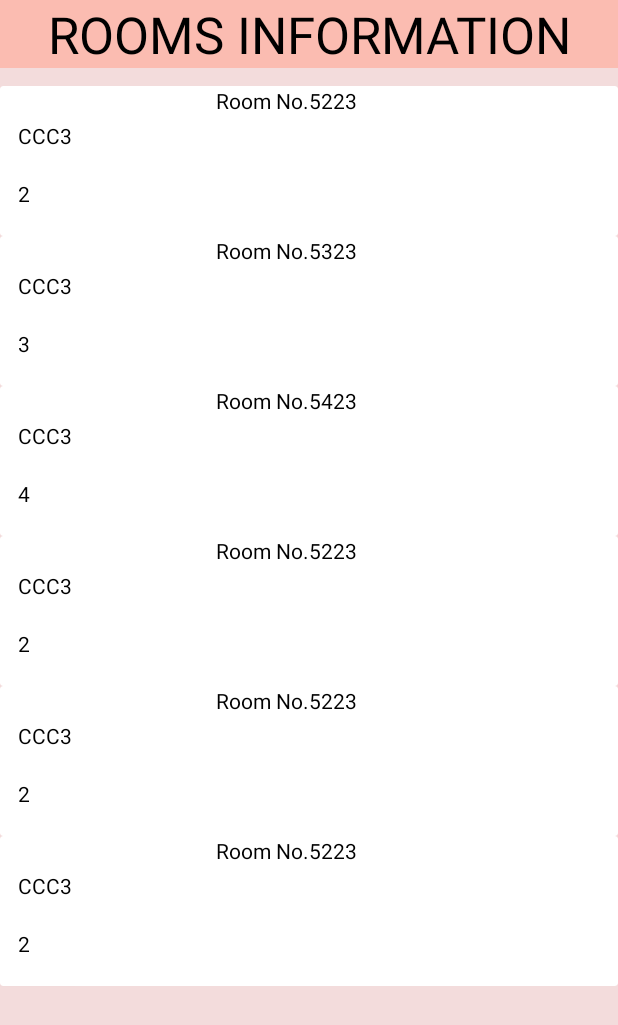
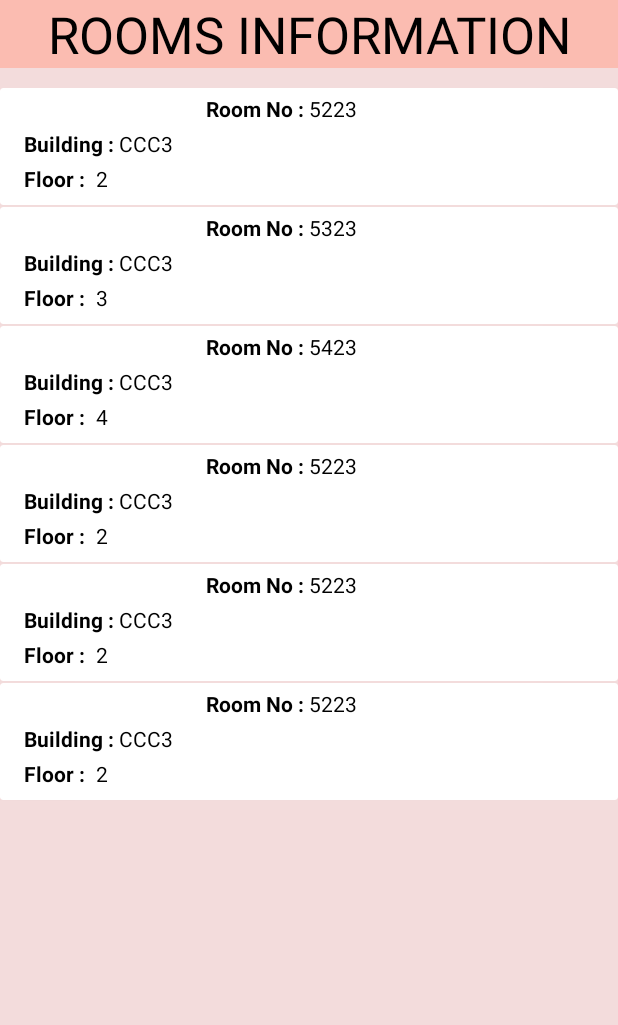
Before and after one commit to siddhantdrk/LiT--Automated-Light-Management-System, an Android app: the ViewRoomsUser screen opened directly, with no data from a screen before it, on a phone screen of 412 x 824 dp. Shown: the top 1025 px of the screen. Run offline under Robolectric (Android 15) with nearby library versions, the phone set to English and light mode, and no system bars.

Commit message:
modified light and room items.xml

```diff
--- a/LiT/app/src/main/res/layout/light_item.xml
+++ b/LiT/app/src/main/res/layout/light_item.xml
@@ -3,10 +3,10 @@
     xmlns:app="http://schemas.android.com/apk/res-auto"
     xmlns:tools="http://schemas.android.com/tools"
     android:layout_width="match_parent"
-    android:layout_height="80dp"
-    android:background="#EEF67E"
+    android:layout_height="wrap_content"
     android:elevation="@dimen/cardview_compat_inset_shadow"
-    app:cardCornerRadius="@dimen/cardview_default_elevation">
+    app:cardCornerRadius="@dimen/cardview_default_elevation"
+    android:layout_marginTop="1dp">
 
     <androidx.constraintlayout.widget.ConstraintLayout
         android:layout_width="match_parent"
@@ -16,35 +16,44 @@
             android:id="@+id/bulb"
             android:layout_width="70dp"
             android:layout_height="70dp"
-           android:src="@drawable/bulb"
+            android:src="@drawable/bulb"
             app:layout_constraintBottom_toBottomOf="parent"
             app:layout_constraintStart_toStartOf="parent"
-            app:layout_constraintTop_toTopOf="parent" />
+            app:layout_constraintTop_toTopOf="parent"
+            android:layout_marginStart="16dp"
+            android:layout_marginTop="16dp"
+            android:layout_marginBottom="16dp"/>
 
         <TextView
             android:id="@+id/light_name"
             android:layout_width="0dp"
             android:layout_height="wrap_content"
-            android:layout_marginTop="12dp"
+            android:layout_marginTop="16dp"
             android:gravity="center"
             android:text="Light 1"
             android:textColor="@color/black"
             app:layout_constraintEnd_toEndOf="parent"
             app:layout_constraintStart_toEndOf="@+id/bulb"
-            app:layout_constraintTop_toTopOf="parent" />
+            app:layout_constraintTop_toTopOf="parent"
+            android:layout_marginStart="8dp"
+            android:padding="8dp"
+            android:layout_marginEnd="16dp"/>
 
         <TextView
             android:id="@+id/light_status"
-            android:layout_width="0dp"
+            android:layout_width="100dp"
             android:layout_height="wrap_content"
             android:layout_marginTop="4dp"
             android:background="#E5F48F"
             android:gravity="center"
             android:text="On"
-            android:textColor="#E1B71F"
+            android:textColor="#6C5503"
             app:layout_constraintEnd_toEndOf="parent"
             app:layout_constraintStart_toEndOf="@+id/bulb"
-            app:layout_constraintTop_toBottomOf="@+id/light_name" />
+            app:layout_constraintTop_toBottomOf="@+id/light_name"
+            android:layout_marginStart="8dp"
+            android:padding="8dp"
+            android:layout_marginEnd="16dp"/>
 
     </androidx.constraintlayout.widget.ConstraintLayout>
 
--- a/LiT/app/src/main/res/layout/room_item.xml
+++ b/LiT/app/src/main/res/layout/room_item.xml
@@ -1,15 +1,18 @@
 <?xml version="1.0" encoding="utf-8"?>
-<com.google.android.material.card.MaterialCardView xmlns:android="http://schemas.android.com/apk/res/android"
+<com.google.android.material.card.MaterialCardView
+    xmlns:android="http://schemas.android.com/apk/res/android"
     xmlns:tools="http://schemas.android.com/tools"
     android:layout_width="match_parent"
-    android:layout_height="100dp"
+    android:layout_height="wrap_content"
     xmlns:app="http://schemas.android.com/apk/res-auto"
     app:cardCornerRadius="@dimen/cardview_default_elevation"
-    android:elevation="@dimen/cardview_compat_inset_shadow">
+    android:elevation="@dimen/cardview_compat_inset_shadow"
+    android:layout_marginTop="1dp">
 
     <androidx.constraintlayout.widget.ConstraintLayout
         android:layout_width="match_parent"
-        android:layout_height="match_parent">
+        android:layout_height="match_parent"
+        android:layout_marginBottom="8dp">
 
         <TextView
 
@@ -17,12 +20,14 @@
             android:layout_width="0dp"
             android:layout_height="wrap_content"
             android:gravity="end"
-            android:text="Room No."
+            android:text="Room No : "
             android:textColor="@color/black"
             app:layout_constraintEnd_toStartOf="@+id/RoomNo"
             app:layout_constraintHorizontal_bias="0.457"
             app:layout_constraintStart_toStartOf="parent"
-            app:layout_constraintTop_toTopOf="parent" />
+            app:layout_constraintTop_toTopOf="parent"
+            android:layout_marginTop="4dp"
+            android:textStyle="bold"/>
 
         <TextView
             android:id="@+id/RoomNo"
@@ -33,37 +38,53 @@
             app:layout_constraintEnd_toEndOf="parent"
             app:layout_constraintHorizontal_bias="0.5"
             app:layout_constraintStart_toEndOf="@+id/textView3"
-            app:layout_constraintTop_toTopOf="parent" />
+            app:layout_constraintTop_toTopOf="parent"
+            android:layout_marginTop="4dp"/>
+
+        <TextView
+            android:id="@+id/building_tv"
+            android:layout_width="wrap_content"
+            android:layout_height="wrap_content"
+            android:text="Building : "
+            android:textColor="@color/black"
+            app:layout_constraintStart_toStartOf="parent"
+            app:layout_constraintTop_toBottomOf="@id/RoomNo"
+            android:layout_marginTop="4dp"
+            android:layout_marginStart="16dp"
+            android:textStyle="bold"/>
 
         <TextView
             android:id="@+id/building_name"
-            android:layout_width="match_parent"
+            android:layout_width="wrap_content"
             android:layout_height="wrap_content"
-            android:text="Building : CCC"
+            android:text="CCC"
+            android:textColor="@color/black"
+            app:layout_constraintStart_toEndOf="@id/building_tv"
+            app:layout_constraintTop_toBottomOf="@id/RoomNo"
+            android:layout_marginTop="4dp"/>
 
-            android:paddingStart="12dp"
+        <TextView
+            android:id="@+id/floor_tv"
+            android:layout_width="wrap_content"
+            android:layout_height="wrap_content"
+            android:text="Floor : "
             android:textColor="@color/black"
-            app:layout_constraintBottom_toBottomOf="parent"
-            app:layout_constraintEnd_toEndOf="parent"
-            app:layout_constraintHorizontal_bias="1.0"
             app:layout_constraintStart_toStartOf="parent"
-            app:layout_constraintTop_toTopOf="parent"
-            app:layout_constraintVertical_bias="0.287" />
+            app:layout_constraintTop_toBottomOf="@id/building_name"
+            android:layout_marginTop="4dp"
+            android:layout_marginStart="16dp"
+            android:textStyle="bold"/>
 
         <TextView
             android:id="@+id/floor_no"
-            android:layout_width="match_parent"
+            android:layout_width="wrap_content"
             android:layout_height="wrap_content"
-            android:text="Floor: 100"
-            android:padding="8dp"
-            android:paddingStart="12dp"
+            android:text="100"
             android:textColor="@color/black"
-            app:layout_constraintBottom_toBottomOf="parent"
-            app:layout_constraintTop_toBottomOf="@+id/building_name" />
+            app:layout_constraintStart_toEndOf="@id/floor_tv"
+            app:layout_constraintTop_toBottomOf="@id/building_name"
+            android:layout_marginTop="4dp"
+            android:layout_marginStart="4dp"
+            android:layout_marginBottom="16dp"/>
     </androidx.constraintlayout.widget.ConstraintLayout>
-
-
-
-
-
 </com.google.android.material.card.MaterialCardView>
```
